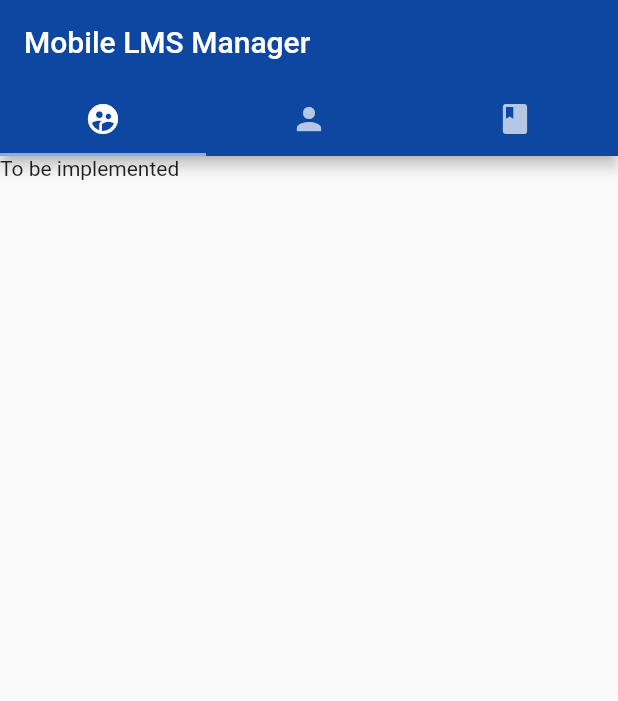
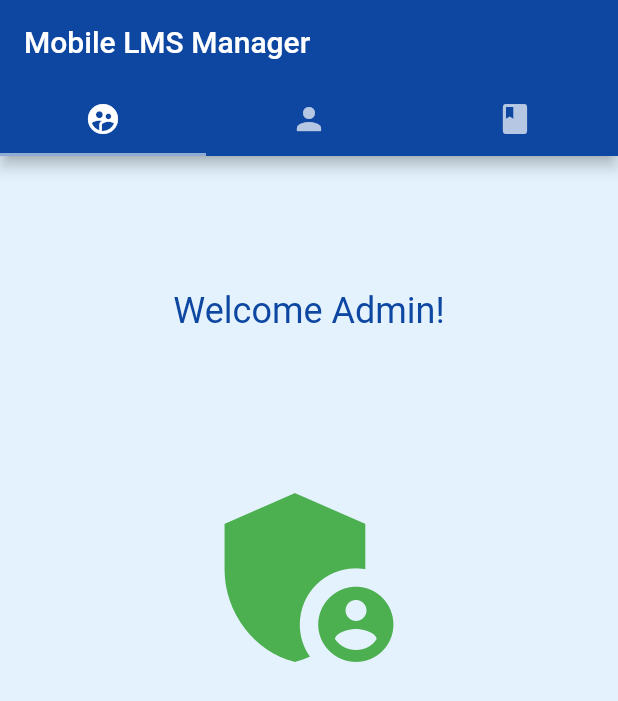
Before and after one commit to ravindudiaz/Mobile-LMS-Manger, a Flutter app: the screen it shows after launch, on a phone screen of 412 x 824 dp. Shown: the top 701 px of the screen. Run offline on Flutter 3.47's test engine with Material 2 defaults, Android fonts, the phone set to English and light mode, and no system bars.

Commit message:
splash screen, icon color changes, welcome view

```diff
--- a/lib/main.dart
+++ b/lib/main.dart
@@ -148,7 +148,10 @@ class StudentPlatformAppState extends State<StudentPlatformApp> {
                             // selectedTileColor: this.drawerItemColor,
                             child: ListTile(
                               enabled: true,
-                              leading: Icon(Icons.person_pin),
+                              leading: Icon(
+                                Icons.person_pin,
+                                color: Colors.green,
+                              ),
                               title: Text('Get Student'),
                               onTap: () {
                                 setState(() {
@@ -168,7 +171,10 @@ class StudentPlatformAppState extends State<StudentPlatformApp> {
                             selectedTileColor: Colors.blue[300],
                             child: ListTile(
                               enabled: true,
-                              leading: Icon(Icons.person_add_rounded),
+                              leading: Icon(
+                                Icons.person_add_rounded,
+                                color: Colors.yellow[800],
+                              ),
                               title: Text('Add Student'),
                               onTap: () {
                                 this.setState(() {
@@ -187,7 +193,10 @@ class StudentPlatformAppState extends State<StudentPlatformApp> {
                           child: ListTileTheme(
                             selectedTileColor: Colors.blue[300],
                             child: ListTile(
-                              leading: Icon(Icons.update_rounded),
+                              leading: Icon(
+                                Icons.update_rounded,
+                                color: Colors.blue[800],
+                              ),
                               title: Text('Update Student'),
                               onTap: () {
                                 this.setState(() {
@@ -206,7 +215,10 @@ class StudentPlatformAppState extends State<StudentPlatformApp> {
                           child: ListTileTheme(
                             selectedTileColor: Colors.blue[300],
                             child: ListTile(
-                              leading: Icon(Icons.person_remove_rounded),
+                              leading: Icon(
+                                Icons.person_remove_rounded,
+                                color: Colors.red,
+                              ),
                               title: Text('Delete Student'),
                               onTap: () {
                                 this.setState(() {
@@ -750,7 +762,41 @@ class StudentPlatformAppState extends State<StudentPlatformApp> {
                                   ],
                                 ),
                               )
-                            : Text('To be implemented'))),
+                            : Scaffold(
+                                body: Container(
+                                  height: double.infinity,
+                                  color: Colors.blue[50],
+                                  alignment: Alignment.center,
+                                  child: Column(
+                                    children: [
+                                      Container(
+                                        padding: EdgeInsets.only(
+                                            top: screenWidth * 0.1),
+                                        width: screenWidth * 0.8,
+                                        height: screenHeight * 0.2,
+                                        child: Text(
+                                          'Welcome Admin!',
+                                          style: TextStyle(
+                                              color: Colors.blue[900],
+                                              fontSize: 24),
+                                        ),
+                                        alignment: Alignment.center,
+                                      ),
+                                      Container(
+                                        width: screenWidth * 0.8,
+                                        padding: EdgeInsets.only(
+                                          top: screenHeight * 0.05,
+                                        ),
+                                        child: Icon(
+                                          Icons.admin_panel_settings,
+                                          color: Colors.green,
+                                          size: 150.0,
+                                        ),
+                                      )
+                                    ],
+                                  ),
+                                ),
+                              ))),
                 // : Scaffold(
                 //     body: Container(
                 //       width: double.infinity,
@@ -839,8 +885,8 @@ class StudentPlatformAppState extends State<StudentPlatformApp> {
   //Students
   //Get all students
   Future<http.Response> getAllStudents() async {
-    // var uri = "https://192.168.8.130:8080/students/getallstudents";
-    var uri = baseUri + "students/getallstudents";
+    var uri = "http://192.168.8.130:8080/students/getallstudents";
+    // var uri = baseUri + "students/getallstudents";
 
     var response = await http.get(
       uri,
```
Also changed, not shown: 3 other files.
